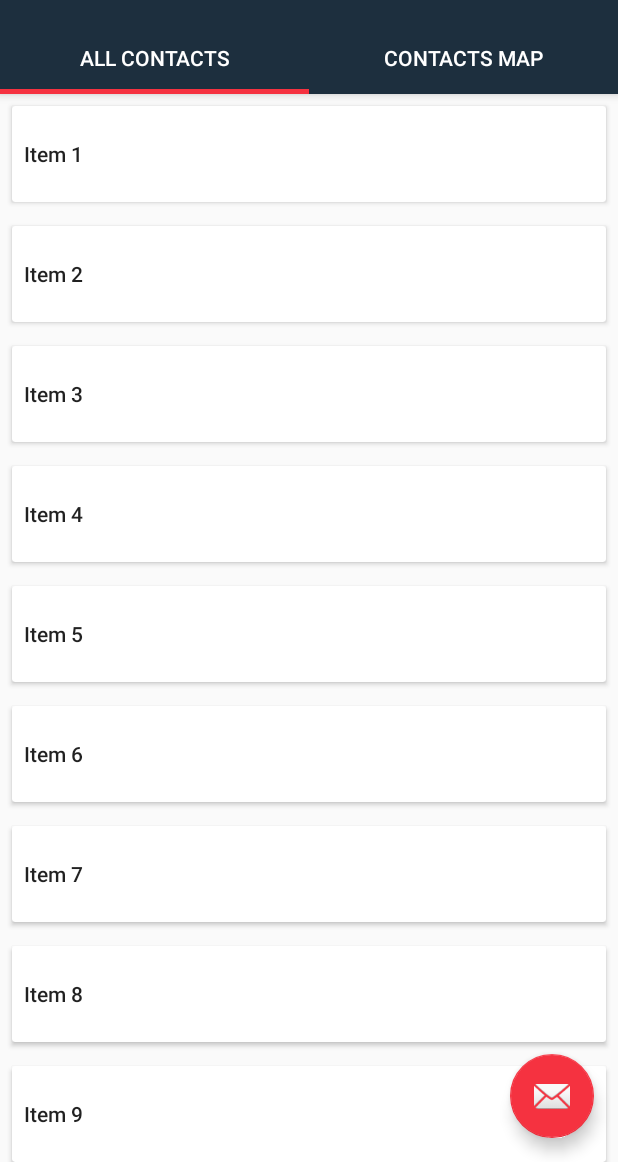
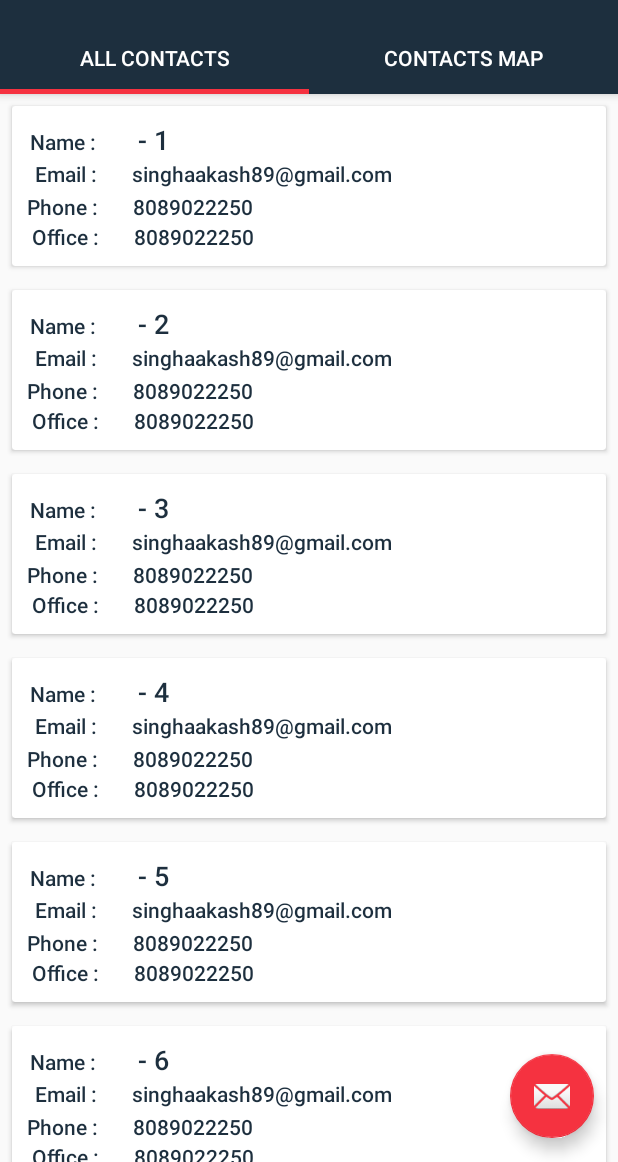
Before and after one commit to singhaakash89/Locato, an Android app: the screen it shows after launch (MainActivity), on a phone screen of 412 x 824 dp, the part 74-1236 px from its top. Run offline under Robolectric (Android 15) with nearby library versions, the phone set to English and light mode, and no system bars; 1 statement that could not run was skipped.

Commit message:
pagination and cardview row implemented
pagination and cardview row implemented

```diff
--- a/app/src/main/java/com/aks/app/adapter/viewholder/RecyclerItemViewHolder.java
+++ b/app/src/main/java/com/aks/app/adapter/viewholder/RecyclerItemViewHolder.java
@@ -16,12 +16,13 @@ public class RecyclerItemViewHolder extends RecyclerView.ViewHolder {
     }
 
     public static RecyclerItemViewHolder newInstance(View parent) {
-        TextView itemTextView = (TextView) parent.findViewById(R.id.itemTextView);
+        TextView itemTextView = (TextView) parent.findViewById(R.id.nameTextView);
         return new RecyclerItemViewHolder(parent, itemTextView);
     }
 
     public void setItemText(CharSequence text) {
         mItemTextView.setText(text);
+        //mItemTextView.append(text);
     }
 
 }
--- a/app/src/main/java/com/aks/app/fragment/PlaceholderFragment.java
+++ b/app/src/main/java/com/aks/app/fragment/PlaceholderFragment.java
@@ -184,8 +184,10 @@ public class PlaceholderFragment extends Fragment implements OnMapReadyCallback
         new Handler().postDelayed(new Runnable() {
             @Override
             public void run() {
-                for (int i = 20; i <= 30; i++) {
-                    list.add("Item " + i);
+                int start = list.size();
+                int end = start + 10;
+                for (int i = start; i <= end; i++) {
+                    list.add(" - " + i);
                 }
                 // notify adapter
                 recyclerAdapter.notifyDataSetChanged();
@@ -201,7 +203,7 @@ public class PlaceholderFragment extends Fragment implements OnMapReadyCallback
     private List<String> createItemList() {
         list = new ArrayList<>();
         for (int i = 1; i <= 10; i++) {
-            list.add("Item " + i);
+            list.add(" - " + i);
         }
         return list;
     }
--- a/app/src/main/res/layout/recycler_row.xml
+++ b/app/src/main/res/layout/recycler_row.xml
@@ -5,15 +5,143 @@
     android:layout_height="wrap_content"
     android:layout_gravity="center"
     android:layout_margin="8dp"
-    android:elevation="10dp"
-    card_view:cardCornerRadius="2dp">
+    android:elevation="20dp"
+    card_view:cardCornerRadius="2dp"
+    card_view:cardBackgroundColor="@color/white">
 
-    <TextView
-        android:id="@+id/itemTextView"
+    <LinearLayout
+        android:layout_width="match_parent"
+        android:layout_height="wrap_content"
+        android:orientation="horizontal">
+
+        <TextView
+            android:id="@+id/name"
+            style="@style/Base.TextAppearance.AppCompat.Body2"
+            android:layout_width="wrap_content"
+            android:layout_height="wrap_content"
+            android:gravity="center_vertical"
+            android:padding="10dp"
+            android:text="Name : "
+            android:textColor="@color/navy_blue_light"
+            android:maxLines="1"
+            android:ellipsize="end"
+            android:layout_marginLeft="2dp"/>
+
+        <TextView
+        android:id="@+id/nameTextView"
         style="@style/Base.TextAppearance.AppCompat.Body2"
         android:layout_width="match_parent"
-        android:layout_height="?attr/listPreferredItemHeight"
+        android:layout_height="wrap_content"
+        android:padding="10dp"
+        android:text="Aakash Singh"
+        android:textSize="18sp"
+        android:textAllCaps="false"
+        android:textColor="@color/navy_blue_light"
+        android:maxLines="1"
+        android:ellipsize="end" />
+
+    </LinearLayout>
+
+    <LinearLayout
+        android:layout_width="match_parent"
+        android:layout_height="wrap_content"
+        android:orientation="horizontal"
+        android:layout_marginTop="25dp">
+
+        <TextView
+            android:id="@+id/email"
+            style="@style/Base.TextAppearance.AppCompat.Body2"
+            android:layout_width="wrap_content"
+            android:layout_height="wrap_content"
+            android:gravity="center_vertical"
+            android:padding="10dp"
+            android:text="Email : "
+            android:textColor="@color/navy_blue_light"
+            android:maxLines="1"
+            android:ellipsize="end"
+            android:layout_marginLeft="5dp"/>
+
+        <TextView
+        android:id="@+id/emailTextView"
+        style="@style/Base.TextAppearance.AppCompat.Body2"
+        android:layout_width="300dp"
+        android:layout_height="wrap_content"
         android:gravity="center_vertical"
-        android:padding="8dp" />
+        android:padding="10dp"
+        android:text="singhaakash89@gmail.com"
+        android:textColor="@color/navy_blue_light"
+        android:maxLength="50"
+        android:maxLines="1"
+        android:ellipsize="end"/>
+
+    </LinearLayout>
+
+    <LinearLayout
+        android:layout_width="match_parent"
+        android:layout_height="wrap_content"
+        android:orientation="horizontal"
+        android:layout_marginTop="47dp">
+
+        <TextView
+            android:id="@+id/phone"
+            style="@style/Base.TextAppearance.AppCompat.Body2"
+            android:layout_width="wrap_content"
+            android:layout_height="wrap_content"
+            android:gravity="center_vertical"
+            android:padding="10dp"
+            android:text="Phone : "
+            android:textColor="@color/navy_blue_light"
+            android:maxLines="1"
+            android:ellipsize="end"/>
+
+        <TextView
+            android:id="@+id/phoneTextView"
+            style="@style/Base.TextAppearance.AppCompat.Body2"
+            android:layout_width="150dp"
+            android:layout_height="wrap_content"
+            android:gravity="center_vertical"
+            android:padding="10dp"
+            android:text="8089022250"
+            android:textColor="@color/navy_blue_light"
+            android:maxLines="1"
+            android:ellipsize="end"/>
+
+
+    </LinearLayout>
+
+
+    <LinearLayout
+        android:layout_width="match_parent"
+        android:layout_height="wrap_content"
+        android:orientation="horizontal"
+        android:layout_marginTop="67dp">
+
+        <TextView
+            android:id="@+id/office"
+            style="@style/Base.TextAppearance.AppCompat.Body2"
+            android:layout_width="wrap_content"
+            android:layout_height="wrap_content"
+            android:gravity="center_vertical"
+            android:padding="10dp"
+            android:text="Office : "
+            android:textColor="@color/navy_blue_light"
+            android:maxLines="1"
+            android:ellipsize="end"
+            android:layout_marginLeft="3dp"/>
+
+        <TextView
+            android:id="@+id/officePhoneTextView"
+            style="@style/Base.TextAppearance.AppCompat.Body2"
+            android:layout_width="150dp"
+            android:layout_height="wrap_content"
+            android:gravity="center_vertical"
+            android:padding="10dp"
+            android:text="8089022250"
+            android:textColor="@color/navy_blue_light"
+            android:maxLines="1"
+            android:ellipsize="end"/>
+
+    </LinearLayout>
+
 
 </android.support.v7.widget.CardView>
```
